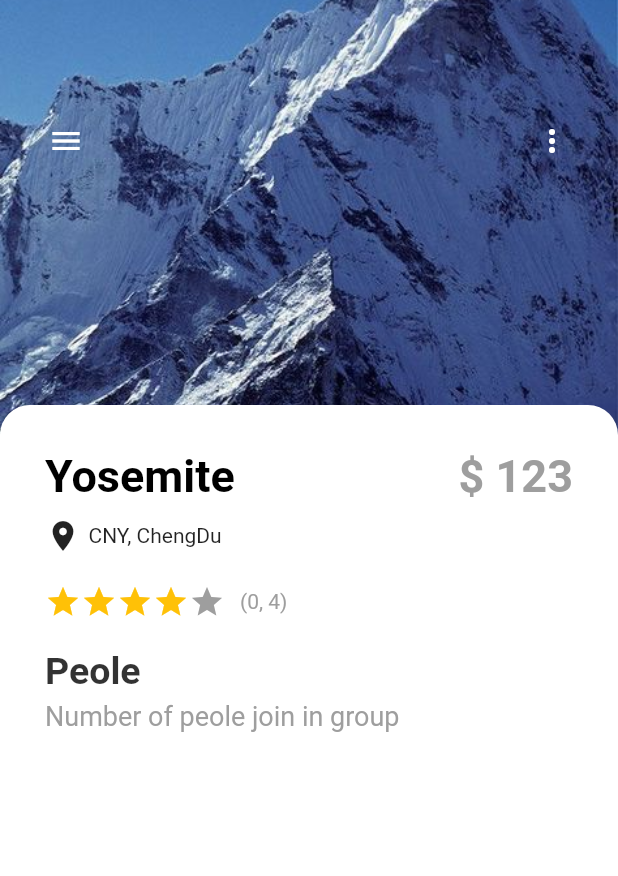
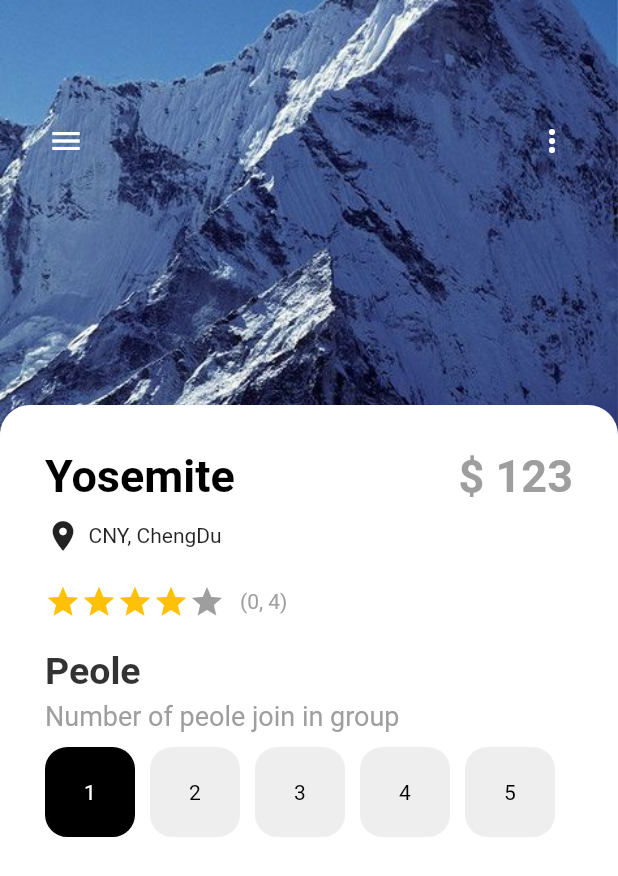
Before and after one commit to geekdmm0xff/flutter_master, a Flutter app: the screen it shows after launch, on a phone screen of 412 x 824 dp. Shown: the top 876 px of the screen. Run offline on Flutter 3.47's test engine with Material 2 defaults, Android fonts, the phone set to English and light mode, and no system bars.

Commit message:
style:button

```diff
--- a/lib/detail_page.dart
+++ b/lib/detail_page.dart
@@ -1,4 +1,5 @@
 import 'package:flutter/material.dart';
+import './widget/app_button.dart';
 
 class DetailPage extends StatefulWidget {
   const DetailPage({Key? key}) : super(key: key);
@@ -9,6 +10,7 @@ class DetailPage extends StatefulWidget {
 
 class _DetailPageState extends State<DetailPage> {
   int gottenStars = 4;
+  int selectedIndex = 0;
 
   @override
   Widget build(BuildContext context) {
@@ -146,6 +148,34 @@ class _DetailPageState extends State<DetailPage> {
             'Number of peole join in group',
             style: TextStyle(color: Colors.grey, fontSize: 18),
           ),
+          SizedBox(
+            height: 10,
+          ),
+          Wrap(
+            children: List.generate(
+                5,
+                (index) => InkWell(
+                      onTap: () {
+                        setState(() => selectedIndex = index);
+                      },
+                      child: Container(
+                        margin: EdgeInsets.only(right: 10),
+                        child: AppButton(
+                          color: selectedIndex == index
+                              ? Colors.white
+                              : Colors.black,
+                          background: selectedIndex == index
+                              ? Colors.black
+                              : Colors.grey[200]!,
+                          border: selectedIndex == index
+                              ? Colors.black
+                              : Colors.grey[200]!,
+                          size: 60,
+                          text: '${index + 1}',
+                        ),
+                      ),
+                    )),
+          )
         ],
       ),
     );
--- /dev/null
+++ b/lib/widget/app_button.dart
@@ -0,0 +1,52 @@
+import 'package:flutter/material.dart';
+
+class AppButton extends StatelessWidget {
+  final Color color;
+  final Color background;
+  final Color border;
+  final double size;
+  final String? text;
+  final IconData? icon;
+
+  const AppButton(
+      {Key? key,
+      required this.color,
+      required this.background,
+      required this.border,
+      required this.size,
+      this.text,
+      this.icon})
+      : super(key: key);
+
+  @override
+  Widget build(BuildContext context) {
+    return Container(
+      width: size,
+      height: size,
+      decoration: BoxDecoration(
+          border: Border.all(color: border),
+          borderRadius: BorderRadius.circular(15),
+          color: background),
+      child: _buildChild(),
+    );
+  }
+
+  Widget? _buildChild() {
+    final text = this.text;
+    final icon = this.icon;
+    if (text == null && icon == null) {
+      return null;
+    }
+    if (text != null) {
+      return Center(
+          child: Text(
+        text,
+        style: TextStyle(color: color),
+      ));
+    }
+    if (icon != null) {
+      return Center(child: Icon(icon));
+    }
+    return null;
+  }
+}
```
